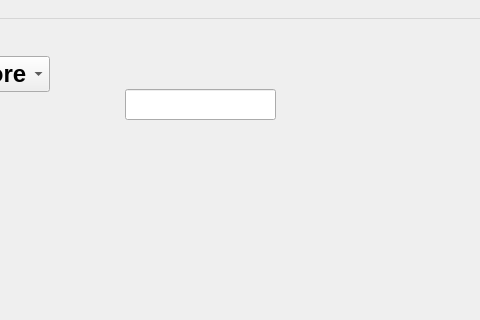
Boodeyman/p2p_arbitration, file p2p_arbitration_app/mainwindow.ui: the form before one commit; both pictures show x 385 to 865 and y 0 to 320 of the 1001 by 768 pixel window.
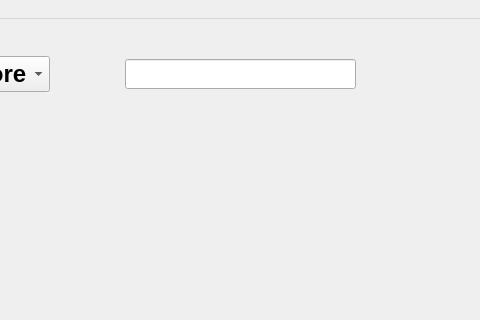
The form after the commit. Icons and pictures are not drawn.

What changed in the file:
```diff
--- a/p2p_arbitration_app/mainwindow.ui
+++ b/p2p_arbitration_app/mainwindow.ui
@@ -246,9 +246,9 @@
     <property name="geometry">
      <rect>
       <x>510</x>
-      <y>70</y>
-      <width>151</width>
-      <height>31</height>
+      <y>40</y>
+      <width>231</width>
+      <height>30</height>
      </rect>
     </property>
     <property name="sizePolicy">
```
